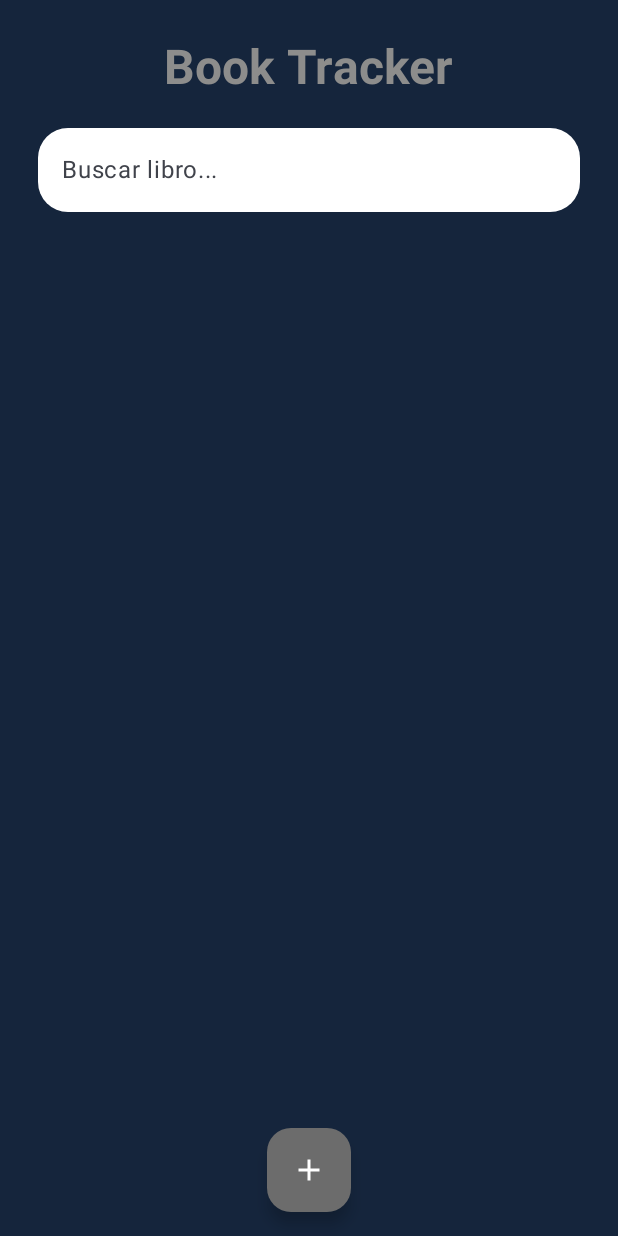
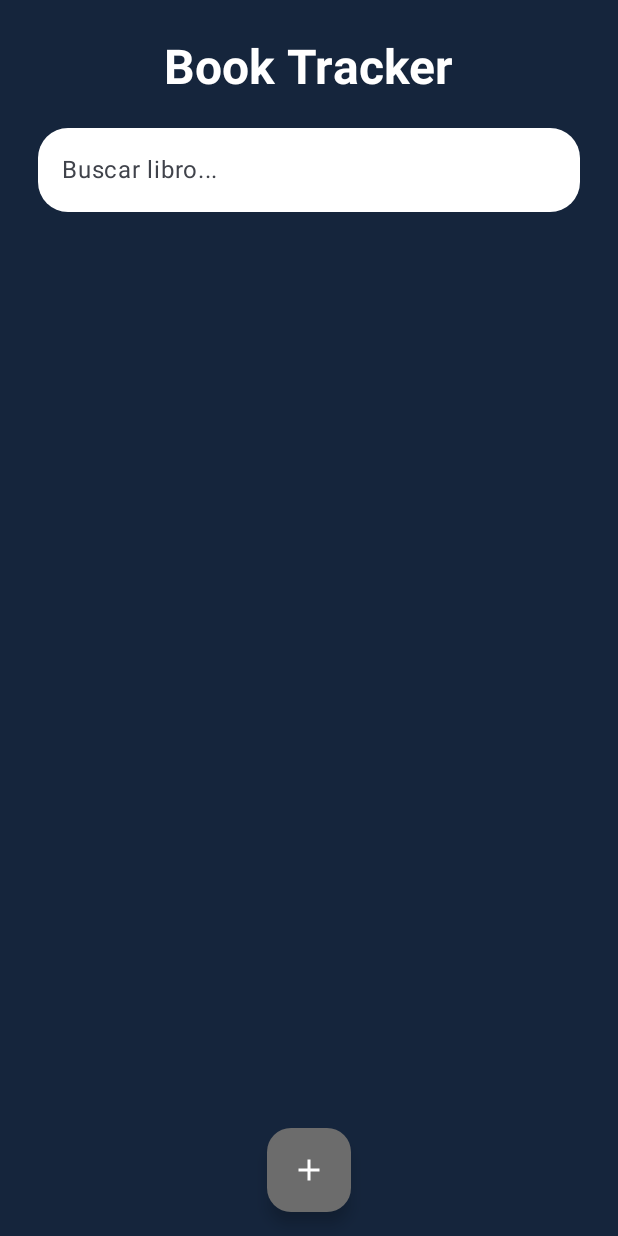
Before and after one commit to valentinogallard0/BookTrackerr, an Android app built with Jetpack Compose: the screen it shows after launch (MainActivity), on a phone screen of 412 x 824 dp. Run offline under Robolectric (Android 15) with nearby library versions, the phone set to English and light mode, and no system bars.

Commit message:
Cambio de color al titulo de la Main Screen

```diff
--- a/app/src/main/java/com/tecmilenio/booktrackerevidencia/MainActivity.kt
+++ b/app/src/main/java/com/tecmilenio/booktrackerevidencia/MainActivity.kt
@@ -63,7 +63,7 @@ fun MainScreen() {
                     text = "Book Tracker",
                     style = MaterialTheme.typography.headlineLarge.copy(
                         fontWeight = FontWeight.Bold,
-                        color = Color(141, 141, 140)
+                        color = Color(255, 255, 255)
                     )
                 )
 
```
